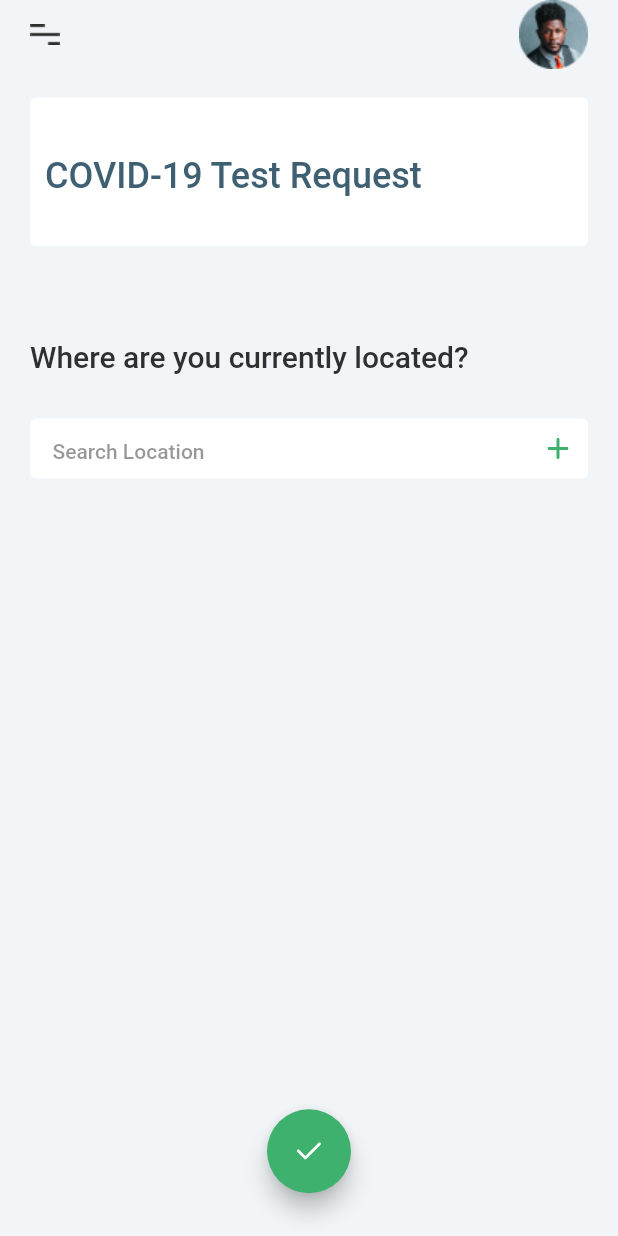
After one commit to feMoraes0/covid-test-booking, a Flutter app: the DetailsLocation screen opened by its route, on a phone screen of 412 x 824 dp. The commit adds this screen. Run offline on Flutter 3.47's test engine with Material 2 defaults, Android fonts, the phone set to English and light mode, and no system bars; our stand-ins replace flutter_svg; Roboto replaces fonts that are missing (Avenir).

Commit message:
feat(screens): location screen finished

```diff
--- a/lib/main.dart
+++ b/lib/main.dart
@@ -1,3 +1,4 @@
+import 'package:covidapp/screens/details/location.dart';
 import 'package:covidapp/screens/details/request.dart';
 import 'package:covidapp/screens/home.dart';
 import 'package:covidapp/screens/login.dart';
@@ -21,6 +22,7 @@ class MyApp extends StatelessWidget {
         'register': (context) => Register(),
         'home': (context) => Home(),
         'details-request': (context) => DetailsRequest(),
+        'details-location': (context) => DetailsLocation(),
       },
       home: Login(),
     );
--- /dev/null
+++ b/lib/screens/details/location.dart
@@ -0,0 +1,179 @@
+import 'package:covidapp/components/custom_header.dart';
+import 'package:covidapp/components/icon_text_card.dart';
+import 'package:covidapp/components/text_card.dart';
+import 'package:flutter/material.dart';
+import 'package:flutter_svg/flutter_svg.dart';
+
+class DetailsLocation extends StatefulWidget {
+  @override
+  _DetailsLocationState createState() => _DetailsLocationState();
+}
+
+class _DetailsLocationState extends State<DetailsLocation> {
+  String _location;
+  TextEditingController _controller;
+
+  @override
+  void initState() {
+    this._location = null;
+    this._controller = new TextEditingController();
+    super.initState();
+  }
+
+  void handleLocation() {
+    String location = this._controller.text;
+    if (location != '')
+      this.setState(() {
+        this._location = location;
+      });
+    FocusScope.of(context).requestFocus(FocusNode());
+  }
+
+  @override
+  void dispose() {
+    this._controller.dispose();
+    super.dispose();
+  }
+
+  @override
+  Widget build(BuildContext context) {
+    Size screen = MediaQuery.of(context).size;
+    ThemeData theme = Theme.of(context);
+    return Scaffold(
+      backgroundColor: theme.backgroundColor,
+      body: SafeArea(
+        bottom: false,
+        child: Padding(
+          padding: const EdgeInsets.symmetric(
+            horizontal: 20.0,
+          ),
+          child: Column(
+            crossAxisAlignment: CrossAxisAlignment.start,
+            children: <Widget>[
+              CustomHeader(),
+              Container(
+                width: screen.width,
+                margin: const EdgeInsets.only(
+                  top: 19.0,
+                  bottom: 40.0,
+                ),
+                child: TextCard(
+                  text: 'COVID-19 Test Request',
+                ),
+              ),
+              Container(
+                child: Text(
+                  'Where are you currently located?',
+                  style: TextStyle(
+                    fontFamily: 'Avenir',
+                    fontWeight: FontWeight.w500,
+                    fontSize: 20.0,
+                    color: Color(0xFF2F2F2F),
+                  ),
+                ),
+              ),
+              Container(
+                margin: const EdgeInsets.only(
+                  top: 30.0,
+                  bottom: 20.0,
+                ),
+                height: 40,
+                width: screen.width,
+                decoration: BoxDecoration(
+                  color: Colors.white,
+                  borderRadius: BorderRadius.circular(4.0),
+                ),
+                child: Row(
+                  mainAxisAlignment: MainAxisAlignment.spaceBetween,
+                  children: <Widget>[
+                    Container(
+                      width: screen.width * 0.80,
+                      child: TextField(
+                        controller: this._controller,
+                        style: TextStyle(
+                          fontFamily: 'Avenir',
+                          fontSize: 14.0,
+                          height: 1.2,
+                          fontWeight: FontWeight.w500,
+                        ),
+                        decoration: InputDecoration(
+                          contentPadding: const EdgeInsets.only(
+                            left: 15.0,
+                            bottom: 3.0,
+                          ),
+                          hintText: 'Search Location',
+                          hintStyle: TextStyle(
+                            fontFamily: 'Avenir',
+                            fontSize: 14.0,
+                            height: 1.2,
+                            fontWeight: FontWeight.w500,
+                            color: Color.fromRGBO(47, 47, 47, 0.5),
+                          ),
+                          border: InputBorder.none,
+                        ),
+                      ),
+                    ),
+                    GestureDetector(
+                      onTap: () {
+                        handleLocation();
+                      },
+                      child: Container(
+                        margin: const EdgeInsets.all(13.0),
+                        child: SvgPicture.asset(
+                          'assets/icons/add.svg',
+                          color: Color(0xFF3EB16E),
+                        ),
+                      ),
+                    )
+                  ],
+                ),
+              ),
+              (this._location != null)
+                  ? Container(
+                      width: screen.width,
+                      height: 40.0,
+                      padding: const EdgeInsets.all(10.0),
+                      decoration: BoxDecoration(
+                        color: Colors.white,
+                        borderRadius: BorderRadius.circular(4.0),
+                      ),
+                      child: Row(
+                        children: <Widget>[
+                          SvgPicture.asset(
+                            'assets/icons/check.svg',
+                            color: Color(0xFF3EB16E),
+                          ),
+                          Container(
+                            margin: const EdgeInsets.only(
+                              left: 10.0,
+                            ),
+                            child: Text(
+                              this._location,
+                              style: TextStyle(
+                                fontFamily: 'Avenir',
+                                fontSize: 16.0,
+                              ),
+                            ),
+                          ),
+                        ],
+                      ),
+                    )
+                  : Container(),
+            ],
+          ),
+        ),
+      ),
+      floatingActionButtonLocation: FloatingActionButtonLocation.centerFloat,
+      floatingActionButton: Container(
+        width: 56.0,
+        height: 61.0,
+        margin: EdgeInsets.only(bottom: 10.0),
+        child: FloatingActionButton(
+          backgroundColor: Color(0xFF3EB16E),
+          child: SvgPicture.asset('assets/icons/check.svg'),
+          onPressed: () {},
+        ),
+      ),
+    );
+  }
+}
--- a/lib/screens/details/request.dart
+++ b/lib/screens/details/request.dart
@@ -121,7 +121,9 @@ class _DetailsRequestState extends State<DetailsRequest> {
         child: FloatingActionButton(
           backgroundColor: Color(0xFF3EB16E),
           child: SvgPicture.asset('assets/icons/check.svg'),
-          onPressed: () {},
+          onPressed: () {
+            Navigator.pushNamed(context, 'details-location');
+          },
         ),
       ),
     );
```
Also changed, not shown: assets/icons/add.svg (added).
